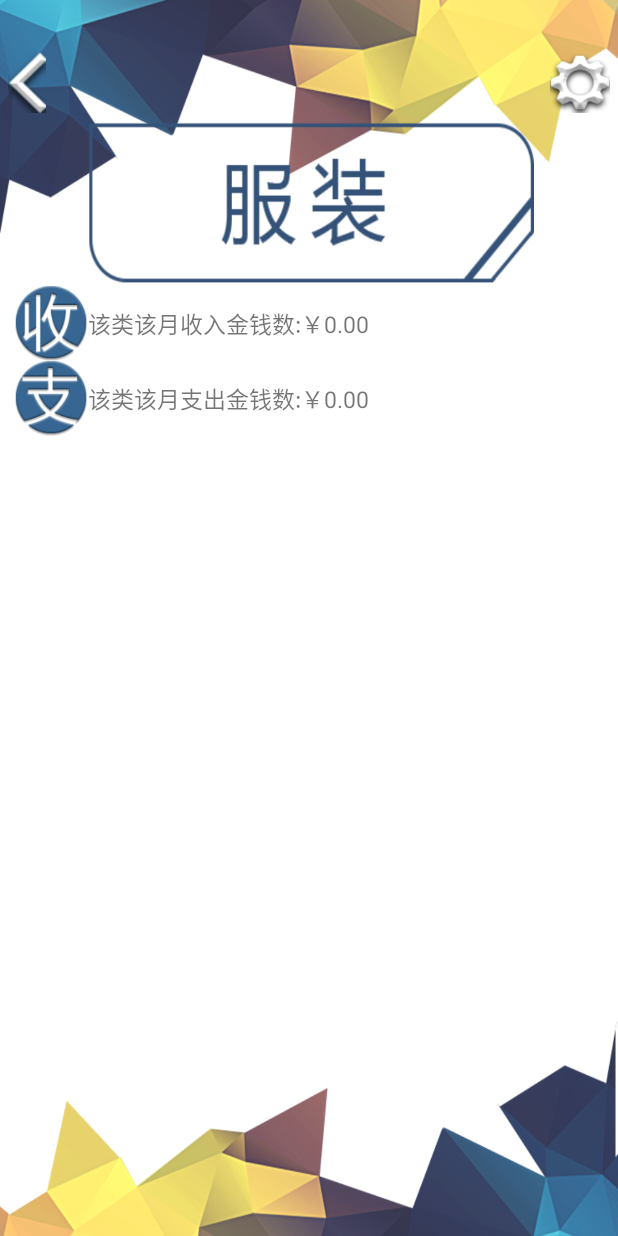
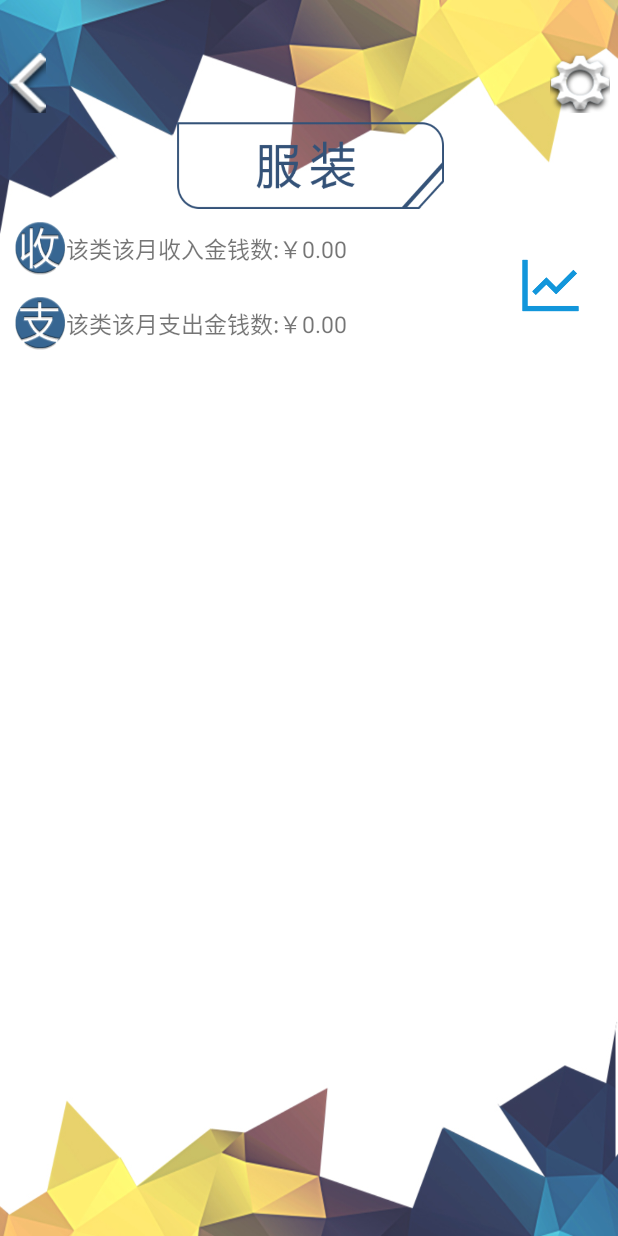
Before and after one commit to AmbitiousLiu/Salmon-Account-Book, an Android app: the TypeActivity screen opened directly, with no data from a screen before it, on a phone screen of 412 x 824 dp. Run offline under Robolectric (Android 15) with nearby library versions, the phone set to English and light mode, and no system bars; libraries missing offline, so code that uses them is left out: org.litepal.crud; 7 statements that could not run were skipped.

Commit message:
修改了类型折线图的负值问题

```diff
--- a/app/src/main/java/com/example/salmonaccountbook/LineChartActivity.java
+++ b/app/src/main/java/com/example/salmonaccountbook/LineChartActivity.java
@@ -61,7 +61,7 @@ public class LineChartActivity extends AppCompatActivity {
         }
         entries.add(new Entry(i + 1,total1));
     }
-        LineDataSet set = new LineDataSet(entries, "BarDataSet");
+        LineDataSet set = new LineDataSet(entries, "Money");
         set.setColor(Color.parseColor("#00A600"));         //设置线条颜色
         set.setDrawValues(true);                                      //设置显示数据点值
         set.setValueTextColor(Color.parseColor("#46A3FF"));//设置显示值的字体颜色
--- a/app/src/main/java/com/example/salmonaccountbook/LineChart_TypeActivity.java
+++ b/app/src/main/java/com/example/salmonaccountbook/LineChart_TypeActivity.java
@@ -48,11 +48,16 @@ public class LineChart_TypeActivity extends AppCompatActivity {
                     .find(Data.class);
             float total1 = 0;
             for (Data data : dataList1) {
-                total1 += data.getMoney();
+                if(data.getIe().equals("income")){
+                    total1 += data.getMoney();
+                }else{
+                    total1 -= data.getMoney();
+                }
+
             }
             entries.add(new Entry(i + 1, total1));
         }
-        LineDataSet set = new LineDataSet(entries, "BarDataSet");
+        LineDataSet set = new LineDataSet(entries, "Money");
         set.setColor(Color.parseColor("#00A600"));         //设置线条颜色
         set.setDrawValues(true);                                      //设置显示数据点值
         set.setValueTextColor(Color.parseColor("#46A3FF"));//设置显示值的字体颜色
--- a/app/src/main/java/com/example/salmonaccountbook/RegisterActivity.java
+++ b/app/src/main/java/com/example/salmonaccountbook/RegisterActivity.java
@@ -48,6 +48,9 @@ public class RegisterActivity extends AppCompatActivity {
                 else if(people.isEmpty()==false){
                     Toast.makeText(RegisterActivity.this,"该用户已注册！",Toast.LENGTH_LONG).show();
                 }
+                else if(et_password_register.getText().toString().length()<6){
+                    Toast.makeText(RegisterActivity.this,"密码不能少于6位数！",Toast.LENGTH_LONG).show();
+                }
                 else{
                     Person person = new Person();
                     person.setUsername(et_name_register.getText().toString());
--- a/app/src/main/java/com/example/salmonaccountbook/TypeActivity.java
+++ b/app/src/main/java/com/example/salmonaccountbook/TypeActivity.java
@@ -65,6 +65,7 @@ public class TypeActivity extends AppCompatActivity {
     final ImageView iv_title_back = findViewById(R.id.iv_title_back);
         final ImageView iv_title_delete = findViewById(R.id.iv_title_delete);
         final CheckBox checkBox = findViewById(R.id.cb_iedetail_item_check);
+        ImageView linechart = findViewById(R.id.linechart_type);
 
         final String username;
         username = LoginActivity.username;
@@ -129,7 +130,7 @@ public class TypeActivity extends AppCompatActivity {
             }
         });
 
-        tv_type.setOnClickListener(new View.OnClickListener() {
+        linechart.setOnClickListener(new View.OnClickListener() {
             @Override
             public void onClick(View view) {
                 Intent intent = new Intent(TypeActivity.this,LineChart_TypeActivity.class);
--- a/app/src/main/res/layout/type.xml
+++ b/app/src/main/res/layout/type.xml
@@ -26,26 +26,36 @@
 
         <include layout="@layout/title"/>
 
+
             <TextView
                 android:id="@+id/tv_type"
-            android:layout_width="300dp"
-            android:layout_height="110dp"
+                android:layout_width="180dp"
+                android:layout_height="60dp"
                 android:layout_gravity="center_horizontal"
                 android:background="@drawable/fuzhuang1"
                 android:textSize="40sp"
                 android:gravity="center"/>
 
 <LinearLayout
+    android:orientation="horizontal"
+    android:layout_width="match_parent"
+    android:layout_height="wrap_content">
+    <LinearLayout
+        android:orientation="vertical"
+        android:layout_width="wrap_content"
+        android:layout_height="wrap_content">
+        <LinearLayout
             android:layout_width="match_parent"
             android:layout_height="50dp"
             android:orientation="horizontal">
 
             <TextView
+                android:layout_gravity="center_vertical"
                 android:id="@+id/tv_type_i"
                 android:layout_width="0dp"
                 android:layout_weight="1"
                 android:layout_marginLeft="10dp"
-                android:layout_height="match_parent"
+                android:layout_height="35dp"
                 android:background="@drawable/shou"
                 android:gravity="center" />
 
@@ -65,11 +75,12 @@
             android:layout_height="50dp"
             android:orientation="horizontal">
             <TextView
+                android:layout_gravity="center_vertical"
                 android:id="@+id/tv_type_e"
                 android:layout_width="0dp"
                 android:layout_weight="1"
                 android:layout_marginLeft="10dp"
-                android:layout_height="match_parent"
+                android:layout_height="35dp"
                 android:background="@drawable/zhi"
                 android:gravity="center" />
 
@@ -83,6 +94,23 @@
                 android:textSize="15sp"
                 android:gravity="center_vertical"/>
         </LinearLayout>
+    </LinearLayout>
+<LinearLayout
+    android:layout_gravity="center_vertical"
+    android:orientation="vertical"
+    android:layout_width="match_parent"
+    android:layout_height="wrap_content">
+    <ImageView
+        android:id="@+id/linechart_type"
+        android:layout_width="50dp"
+        android:layout_height="50dp"
+        android:layout_gravity="right"
+        android:layout_marginRight="20dp"
+        android:src="@drawable/linechart" />
+</LinearLayout>
+
+</LinearLayout>
+
 
         <ListView
             android:id="@+id/lv_type_detail"
```
Also changed, not shown: app/src/main/res/drawable/zhexian.png (added). Lines whose indentation alone changed are shown as unchanged.
